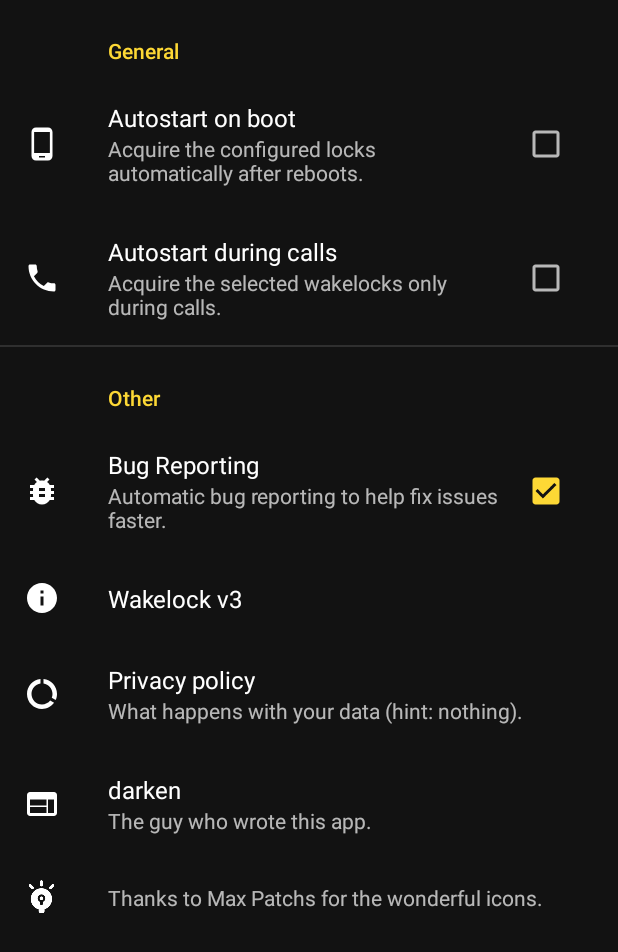
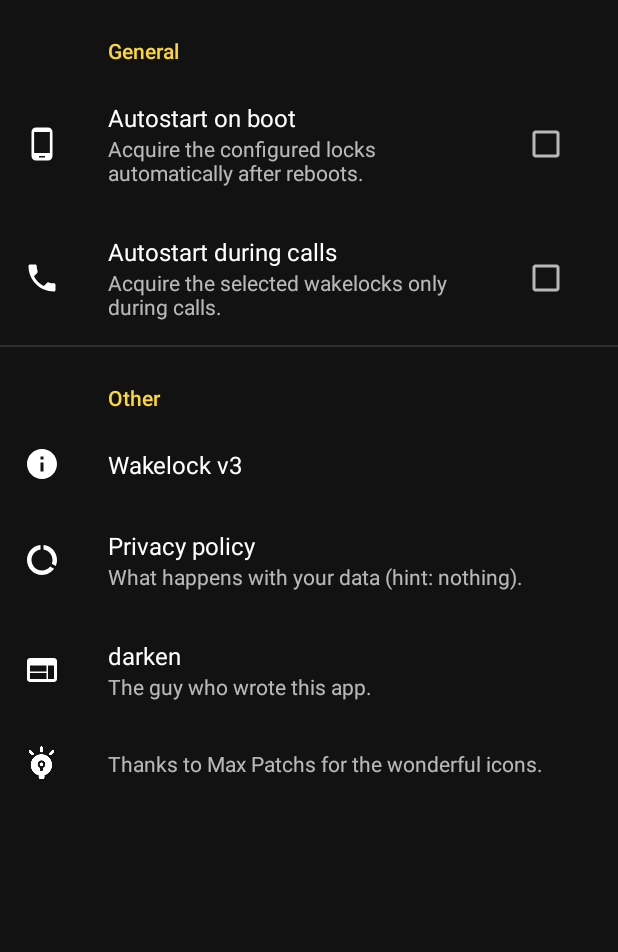
Before and after one commit to d4rken-org/wakelock-revamp, an Android app: the fragment SettingsFragment placed in its activity, on a phone screen of 412 x 824 dp. Shown: the top 952 px of the screen. Run offline under Robolectric (Android 15) with nearby library versions, the phone set to English and light mode, and no system bars; our stand-ins replace ButterKnife, androidx.preference; libraries missing offline, so code that uses them is left out: com.tbruyelle.rxpermissions2, eu.darken.mvpbakery; 4 statements that could not run were skipped.

```diff
--- a/app/src/main/AndroidManifest.xml
+++ b/app/src/main/AndroidManifest.xml
@@ -56,9 +56,5 @@
                 android:name="android.appwidget.provider"
                 android:resource="@xml/widget_toggle_info" />
         </receiver>
-
-        <meta-data
-            android:name="com.bugsnag.android.API_KEY"
-            android:value="${apikey_bugsnag}" />
     </application>
 </manifest>
--- a/app/src/main/java/eu/thedarken/wldonate/main/core/GeneralSettings.kt
+++ b/app/src/main/java/eu/thedarken/wldonate/main/core/GeneralSettings.kt
@@ -13,7 +13,6 @@ import javax.inject.Inject
 class GeneralSettings @Inject constructor(@ApplicationContext val context: Context) {
     companion object {
         const val PREF_NAME = "settings_core"
-        const val PREF_KEY_BUGTRACKING_ENABLED = "core.bugtracking.enabled"
         const val PREF_KEY_SHOW_ONBOARDING = "core.onboarding.show"
         const val PREF_KEY_LEGACYUSER = "core.legacyuser"
         const val PREF_KEY_SAVED_LOCKS = "core.locks.saved"
@@ -74,8 +73,4 @@ class GeneralSettings @Inject constructor(@ApplicationContext val context: Conte
     fun isAutostartCallEnabled(): Boolean {
         return preferences.getBoolean(PREF_KEY_AUTOSTART_CALL, false)
     }
-
-    fun isBugTrackingEnabled(): Boolean {
-        return preferences.getBoolean(PREF_KEY_BUGTRACKING_ENABLED, true)
-    }
 }
--- a/app/src/main/res/drawable/ic_bug_report_white_24dp.xml
+++ /dev/null
@@ -1,10 +0,0 @@
-<?xml version="1.0" encoding="UTF-8" standalone="no"?>
-<vector xmlns:android="http://schemas.android.com/apk/res/android"
-        android:height="24dp"
-        android:viewportHeight="24.0"
-        android:viewportWidth="24.0"
-        android:width="24dp">
-    <path
-        android:fillColor="#FFFFFF"
-        android:pathData="M20,8h-2.81c-0.45,-0.78 -1.07,-1.45 -1.82,-1.96L17,4.41 15.59,3l-2.17,2.17C12.96,5.06 12.49,5 12,5c-0.49,0 -0.96,0.06 -1.41,0.17L8.41,3 7,4.41l1.62,1.63C7.88,6.55 7.26,7.22 6.81,8L4,8v2h2.09c-0.05,0.33 -0.09,0.66 -0.09,1v1L4,12v2h2v1c0,0.34 0.04,0.67 0.09,1L4,16v2h2.81c1.04,1.79 2.97,3 5.19,3s4.15,-1.21 5.19,-3L20,18v-2h-2.09c0.05,-0.33 0.09,-0.66 0.09,-1v-1h2v-2h-2v-1c0,-0.34 -0.04,-0.67 -0.09,-1L20,10L20,8zM14,16h-4v-2h4v2zM14,12h-4v-2h4v2z"/>
-</vector>
--- a/app/src/main/res/values/strings.xml
+++ b/app/src/main/res/values/strings.xml
@@ -34,10 +34,8 @@
     <string name="label_privacy_policy">Privacy policy</string>
     <string name="description_darken">The guy who wrote this app.</string>
     <string name="description_privacy_policy">What happens with your data (hint: nothing).</string>
-    <string name="label_bugreporting">Bug Reporting</string>
     <string name="msg_thank_you">Thank you</string>
     <string name="description_icon_thanks_max_patchs">Thanks to Max Patchs for the wonderful icons.</string>
-    <string name="description_bugreporting">Automatic bug reporting to help fix issues faster.</string>
     <string name="label_call_autostart">Autostart during calls</string>
     <string name="description_call_autostart">Acquire the selected wakelocks only during calls.</string>
     <plurals name="x_locks_acquired">
--- a/app/src/main/res/xml/settings_core.xml
+++ b/app/src/main/res/xml/settings_core.xml
@@ -17,12 +17,6 @@
     </PreferenceCategory>
     <PreferenceCategory
         android:title="@string/label_category_other">
-        <CheckBoxPreference
-            android:defaultValue="true"
-            android:icon="@drawable/ic_bug_report_white_24dp"
-            android:key="core.bugtracking.enabled"
-            android:summary="@string/description_bugreporting"
-            android:title="@string/label_bugreporting"/>
         <Preference
             android:icon="@drawable/ic_info_white_24dp"
             android:key="core.version"
--- a/build.gradle
+++ b/build.gradle
@@ -23,7 +23,6 @@ buildscript {
     dependencies {
         classpath 'com.android.tools.build:gradle:4.1.0'
         classpath "org.jetbrains.kotlin:kotlin-gradle-plugin:1.4.0"
-        classpath 'com.bugsnag:bugsnag-android-gradle-plugin:5.3.0'
     }
 }
 
```
Also changed, not shown: app/build.gradle (+0 -22 lines), app/src/main/java/eu/thedarken/wldonate/App.kt (+18 -25 lines), app/src/main/java/eu/thedarken/wldonate/common/timber/BugsnagErrorHandler.kt (deleted, +0 -26 lines), app/src/main/java/eu/thedarken/wldonate/common/timber/BugsnagTree.kt (deleted, +0 -47 lines), app/src/main/java/eu/thedarken/wldonate/common/timber/FileLoggerTree.kt (deleted, +0 -95 lines), 31 other files.
